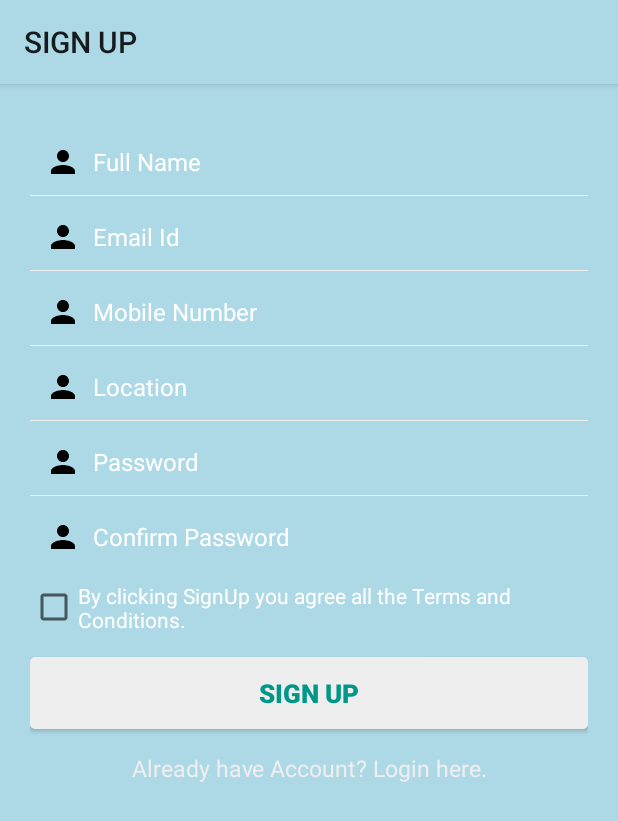
After one commit to YoustenMalesa/farm_acution_management, an Android app: the SignupActivity screen opened directly, with no data from a screen before it, on a phone screen of 412 x 824 dp. The commit adds this screen. Shown: the top 821 px of the screen. Run offline under Robolectric (Android 15) with nearby library versions, the phone set to English and light mode, and no system bars.

Commit message:
Add signup page

```diff
--- a/app/src/main/java/za/co/blue/demoapp/LoginActivity.java
+++ b/app/src/main/java/za/co/blue/demoapp/LoginActivity.java
@@ -1,14 +1,34 @@
 package za.co.blue.demoapp;
 
+import android.content.Intent;
 import android.support.v7.app.AppCompatActivity;
 import android.os.Bundle;
+import android.view.View;
+import android.widget.TextView;
 
 public class LoginActivity extends AppCompatActivity {
+    private TextView txtSignup;
 
     @Override
     protected void onCreate(Bundle savedInstanceState) {
         super.onCreate(savedInstanceState);
         setContentView(R.layout.activity_login);
+        initComponets();
+
+        txtSignup.setOnClickListener(new View.OnClickListener() {
+            @Override
+            public void onClick(View v) {
+                Intent signUpIntent = new Intent(LoginActivity.this, SignupActivity.class);
+                startActivity(signUpIntent);
+
+                finish();
+            }
+        });
+
+    }
+
+    void initComponets() {
+        txtSignup = (TextView) findViewById(R.id.createAccount);
     }
 
 
--- /dev/null
+++ b/app/src/main/java/za/co/blue/demoapp/SignupActivity.java
@@ -0,0 +1,13 @@
+package za.co.blue.demoapp;
+
+import android.support.v7.app.AppCompatActivity;
+import android.os.Bundle;
+
+public class SignupActivity extends AppCompatActivity {
+
+    @Override
+    protected void onCreate(Bundle savedInstanceState) {
+        super.onCreate(savedInstanceState);
+        setContentView(R.layout.activity_signup_activity);
+    }
+}
--- a/app/src/main/res/layout/activity_login.xml
+++ b/app/src/main/res/layout/activity_login.xml
@@ -1,15 +1,15 @@
 <RelativeLayout xmlns:android="http://schemas.android.com/apk/res/android"
     android:layout_width="fill_parent"
     android:layout_height="fill_parent"
-    android:padding="20dp"
-    android:background="@color/background_color">
+    android:background="@color/light_blue"
+    android:padding="20dp">
 
     <LinearLayout
         android:id="@+id/login_layout"
         android:layout_width="fill_parent"
         android:layout_height="wrap_content"
         android:layout_centerInParent="true"
-        android:orientation="vertical" >
+        android:orientation="vertical">
 
         <TextView
             android:layout_width="fill_parent"
@@ -21,50 +21,47 @@
             android:textSize="25sp"
             android:textStyle="bold" />
 
+        <android.support.design.widget.TextInputLayout
+            android:layout_width="match_parent"
+            android:layout_height="wrap_content"
+            android:textColorHint="@color/white">
+
             <EditText
-            android:id="@+id/login_emailid"
-            android:singleLine="true"
                 android:layout_width="fill_parent"
                 android:layout_height="wrap_content"
-            android:layout_marginTop="20dp"
-            android:background="@android:color/transparent"
                 android:drawableLeft="@drawable/ic_person_black_24dp"
-            android:drawablePadding="8dp"
-            android:gravity="center_vertical"
-            android:hint="@string/email"
+                android:drawableTint="@color/white"
+                android:hint="@string/login_username_hint"
+                android:textColor="@color/white"
                 android:inputType="textEmailAddress"
-            android:padding="10dp"
-            android:textColor="@color/white"
-            android:textColorHint="@color/white"
-            android:textSize="16sp" />
+                android:singleLine="true" />
+        </android.support.design.widget.TextInputLayout>
 
-        <View
-            android:layout_width="fill_parent"
-            android:layout_height="1px"
-            android:background="@color/white_greyish" />
+        <android.support.design.widget.TextInputLayout
+            android:layout_width="match_parent"
+            android:layout_height="wrap_content"
+            android:textColorHint="@color/white">
 
             <EditText
-            android:id="@+id/login_password"
-            android:singleLine="true"
                 android:layout_width="fill_parent"
                 android:layout_height="wrap_content"
-            android:background="@android:color/transparent"
+                android:layout_marginTop="16dp"
                 android:drawableLeft="@drawable/ic_lock_black_24dp"
-            android:drawablePadding="8dp"
-            android:gravity="center_vertical"
-            android:hint="@string/passowrd"
+                android:drawableTint="@color/white"
+                android:hint="@string/login_password_hint"
+                android:textColorHint="@color/white"
                 android:inputType="textPassword"
-            android:padding="10dp"
                 android:textColor="@color/white"
-            android:textColorHint="@color/white"
-            android:textSize="16sp" />
+
+                android:singleLine="true" />
+        </android.support.design.widget.TextInputLayout>
 
         <LinearLayout
             android:layout_width="fill_parent"
             android:layout_height="wrap_content"
             android:orientation="horizontal"
             android:paddingBottom="5dp"
-            android:paddingTop="8dp" >
+            android:paddingTop="8dp">
 
             <CheckBox
                 android:id="@+id/show_hide_password"
--- /dev/null
+++ b/app/src/main/res/layout/activity_signup_activity.xml
@@ -0,0 +1,169 @@
+<?xml version="1.0" encoding="utf-8"?>
+<LinearLayout xmlns:android="http://schemas.android.com/apk/res/android"
+    android:layout_width="fill_parent"
+    android:layout_height="fill_parent"
+    android:orientation="vertical"
+    android:padding="20dp"
+    android:background="@color/light_blue">
+
+    <EditText
+        android:id="@+id/fullName"
+        android:layout_width="fill_parent"
+        android:layout_height="wrap_content"
+        android:layout_marginTop="10dp"
+        android:background="@android:color/transparent"
+        android:drawableLeft="@drawable/ic_person_black_24dp"
+        android:drawablePadding="8dp"
+        android:gravity="center_vertical"
+        android:hint="@string/fullName"
+        android:inputType="textCapWords"
+        android:padding="10dp"
+        android:singleLine="true"
+        android:textColor="@color/white"
+        android:textColorHint="@color/white"
+        android:textSize="16sp" />
+
+    <View
+        android:layout_width="fill_parent"
+        android:layout_height="1px"
+        android:background="@color/white_greyish" />
+
+    <EditText
+        android:id="@+id/userEmailId"
+        android:layout_width="fill_parent"
+        android:layout_height="wrap_content"
+        android:layout_marginTop="5dp"
+        android:background="@android:color/transparent"
+        android:drawableLeft="@drawable/ic_person_black_24dp"
+        android:drawablePadding="8dp"
+        android:gravity="center_vertical"
+        android:hint="@string/email"
+        android:inputType="textEmailAddress"
+        android:padding="10dp"
+        android:singleLine="true"
+        android:textColor="@color/white"
+        android:textColorHint="@color/white"
+        android:textSize="16sp" />
+
+    <View
+        android:layout_width="fill_parent"
+        android:layout_height="1px"
+        android:background="@color/white_greyish" />
+
+    <EditText
+        android:id="@+id/mobileNumber"
+        android:layout_width="fill_parent"
+        android:layout_height="wrap_content"
+        android:layout_marginTop="5dp"
+        android:background="@android:color/transparent"
+        android:drawableLeft="@drawable/ic_person_black_24dp"
+        android:drawablePadding="8dp"
+        android:gravity="center_vertical"
+        android:hint="@string/mobileNumber"
+        android:inputType="phone"
+        android:padding="10dp"
+        android:singleLine="true"
+        android:textColor="@color/white"
+        android:textColorHint="@color/white"
+        android:textSize="16sp" />
+
+    <View
+        android:layout_width="fill_parent"
+        android:layout_height="1px"
+        android:background="@color/white_greyish" />
+
+    <EditText
+        android:id="@+id/location"
+        android:layout_width="fill_parent"
+        android:layout_height="wrap_content"
+        android:layout_marginTop="5dp"
+        android:background="@android:color/transparent"
+        android:drawableLeft="@drawable/ic_person_black_24dp"
+        android:drawablePadding="8dp"
+        android:gravity="center_vertical"
+        android:hint="@string/location"
+        android:inputType="textCapWords"
+        android:padding="10dp"
+        android:singleLine="true"
+        android:textColor="@color/white"
+        android:textColorHint="@color/white"
+        android:textSize="16sp" />
+
+    <View
+        android:layout_width="fill_parent"
+        android:layout_height="1px"
+        android:background="@color/white_greyish" />
+
+    <EditText
+        android:id="@+id/password"
+        android:layout_width="fill_parent"
+        android:layout_height="wrap_content"
+        android:layout_marginTop="5dp"
+        android:background="@android:color/transparent"
+        android:drawableLeft="@drawable/ic_person_black_24dp"
+        android:drawablePadding="8dp"
+        android:gravity="center_vertical"
+        android:hint="@string/passowrd"
+        android:inputType="textPassword"
+        android:padding="10dp"
+        android:singleLine="true"
+        android:textColor="@color/white"
+        android:textColorHint="@color/white"
+        android:textSize="16sp" />
+
+    <View
+        android:layout_width="fill_parent"
+        android:layout_height="1px"
+        android:background="@color/white_greyish" />
+
+    <EditText
+        android:id="@+id/confirmPassword"
+        android:layout_width="fill_parent"
+        android:layout_height="wrap_content"
+        android:layout_marginTop="5dp"
+        android:background="@android:color/transparent"
+        android:drawableLeft="@drawable/ic_person_black_24dp"
+        android:drawablePadding="8dp"
+        android:gravity="center_vertical"
+        android:hint="@string/confirmPassword"
+        android:inputType="textPassword"
+        android:padding="10dp"
+        android:singleLine="true"
+        android:textColor="@color/white"
+        android:textColorHint="@color/white"
+        android:textSize="16sp" />
+
+    <CheckBox
+        android:id="@+id/terms_conditions"
+        android:layout_width="wrap_content"
+        android:layout_height="wrap_content"
+        android:layout_marginTop="7dp"
+        android:text="@string/terms_conditions"
+        android:textColor="@color/white"
+        android:textSize="14sp" />
+
+    <Button
+        android:id="@+id/signUpBtn"
+        android:layout_width="fill_parent"
+        android:layout_height="wrap_content"
+        android:layout_marginTop="15dp"
+        android:background="@drawable/loginbutton_selector"
+        android:padding="3dp"
+        android:text="@string/signUp"
+        android:textColor="@color/background_color"
+        android:textSize="17sp"
+        android:textStyle="bold" />
+
+    <TextView
+        android:id="@+id/already_user"
+        android:layout_width="wrap_content"
+        android:layout_height="wrap_content"
+        android:layout_gravity="center_horizontal"
+        android:layout_marginTop="5dp"
+        android:gravity="center"
+        android:padding="10dp"
+        android:text="@string/already_user"
+        android:textColor="@color/white_greyish"
+        android:textSize="15sp" />
+
+</LinearLayout>
--- a/app/src/main/res/values/colors.xml
+++ b/app/src/main/res/values/colors.xml
@@ -8,4 +8,5 @@
     <color name="black">#000000</color>
     <color name="white_greyish">#EEEEEE</color>
     <color name="button_selectorcolor">#9E9E9E</color>
+    <color name="light_blue">#ADD8E6</color>
 </resources>
--- a/app/src/main/res/values/styles.xml
+++ b/app/src/main/res/values/styles.xml
@@ -1,11 +1,16 @@
 <resources>
 
     <!-- Base application theme. -->
-    <style name="AppTheme" parent="android:Theme.Material.NoActionBar">
+    <style name="AppTheme" parent="Theme.AppCompat.Light">
         <!-- Customize your theme here. -->
-        <item name="colorPrimary">@color/colorPrimary</item>
-        <item name="colorPrimaryDark">@color/colorPrimaryDark</item>
+        <item name="colorPrimary">@color/light_blue</item>
+        <item name="colorPrimaryDark">@color/background_color</item>
         <item name="colorAccent">@color/colorAccent</item>
     </style>
 
+    <style name="LoginTheme" parent="Theme.AppCompat.Light.NoActionBar">
+        <item name="android:textAppearance">@color/colorPrimary</item>
+    </style>
+
+
 </resources>
```
Also changed, not shown: app/src/main/AndroidManifest.xml (+11 -3 lines). Lines whose indentation alone changed are shown as unchanged.
